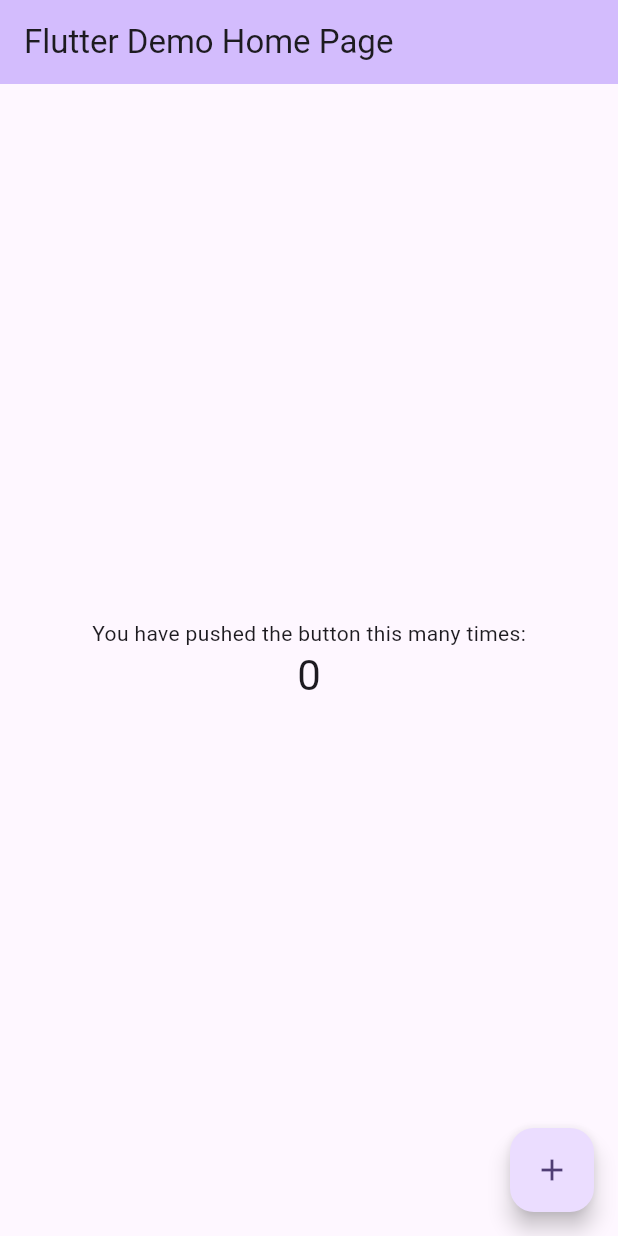
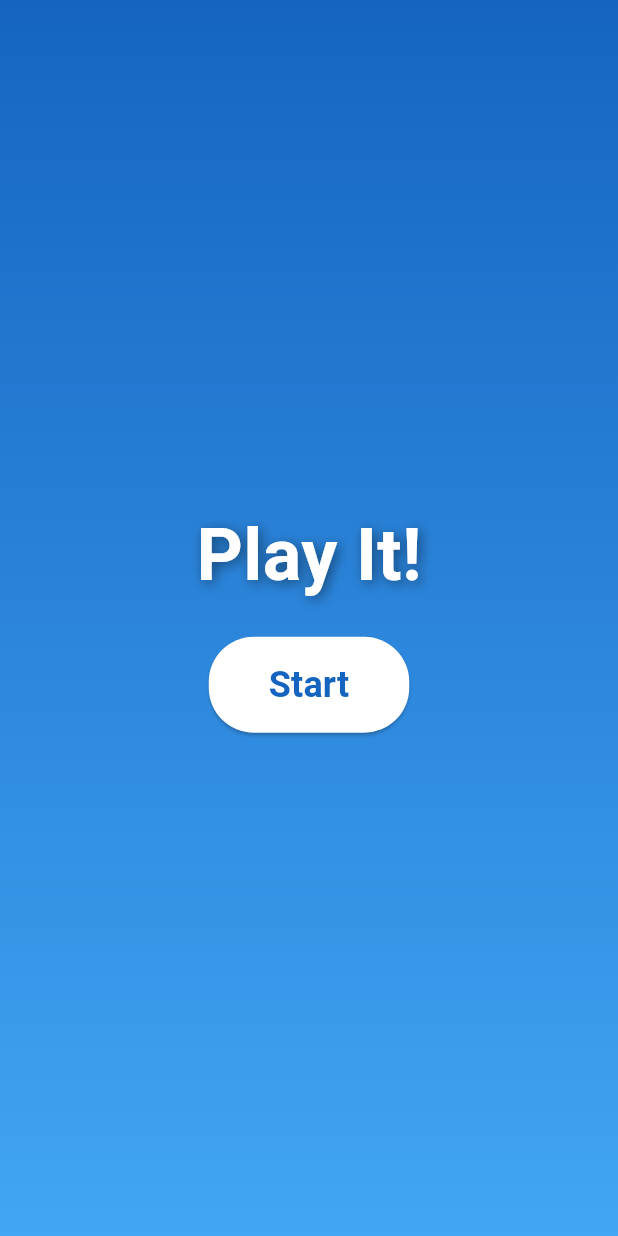
Before and after one commit to FarrelAD/PROTOTYPE-Children-Game-App, a Flutter app: the screen it shows after launch, on a phone screen of 412 x 824 dp. Run offline on Flutter 3.47's test engine with Material 3 defaults, Android fonts, the phone set to English and light mode, and no system bars.

Commit message:
add home screen

```diff
--- /dev/null
+++ b/lib/HomeScreen.dart
@@ -0,0 +1,68 @@
+import 'package:flutter/material.dart';
+
+
+class HomeScreen extends StatelessWidget {
+  const HomeScreen({super.key});
+
+  @override
+  Widget build(BuildContext context) {
+    return Scaffold(
+      body: Container(
+        decoration: BoxDecoration(
+          gradient: LinearGradient(
+            colors: [
+              Colors.blue.shade800,
+              Colors.blue.shade400,
+            ],
+            begin: Alignment.topCenter,
+            end: Alignment.bottomCenter,
+          ),
+        ),
+        child: Center(
+          child: Column(
+            mainAxisAlignment: MainAxisAlignment.center,
+            children: [
+              Text(
+                'Play It!',
+                style: TextStyle(
+                  fontSize: 48,
+                  fontWeight: FontWeight.bold,
+                  color: Colors.white,
+                  shadows: [
+                    Shadow(
+                      blurRadius: 10,
+                      color: Colors.black45,
+                      offset: Offset(2, 2),
+                    ),
+                  ],
+                ),
+              ),
+              const SizedBox(height: 20),
+              ElevatedButton(
+                onPressed: () {
+                  print('Button pressed!');
+                },
+                style: ElevatedButton.styleFrom(
+                  padding: const EdgeInsets.symmetric(
+                      horizontal: 40, vertical: 15),
+                  backgroundColor: Colors.white,
+                  shape: RoundedRectangleBorder(
+                    borderRadius: BorderRadius.circular(30),
+                  ),
+                ),
+                child: Text(
+                  'Start',
+                  style: TextStyle(
+                    fontSize: 24,
+                    color: Colors.blue.shade800,
+                    fontWeight: FontWeight.bold,
+                  ),
+                ),
+              ),
+            ],
+          ),
+        ),
+      ),
+    );
+  }
+}
--- a/lib/main.dart
+++ b/lib/main.dart
@@ -1,4 +1,5 @@
 import 'package:flutter/material.dart';
+import 'HomeScreen.dart';
 
 void main() {
   runApp(const MyApp());
@@ -7,119 +8,15 @@
 class MyApp extends StatelessWidget {
   const MyApp({super.key});
 
-  // This widget is the root of your application.
   @override
   Widget build(BuildContext context) {
     return MaterialApp(
-      title: 'Flutter Demo',
+      title: 'Children Game',
       theme: ThemeData(
-        // This is the theme of your application.
-        //
-        // TRY THIS: Try running your application with "flutter run". You'll see
-        // the application has a purple toolbar. Then, without quitting the app,
-        // try changing the seedColor in the colorScheme below to Colors.green
-        // and then invoke "hot reload" (save your changes or press the "hot
-        // reload" button in a Flutter-supported IDE, or press "r" if you used
-        // the command line to start the app).
-        //
-        // Notice that the counter didn't reset back to zero; the application
-        // state is not lost during the reload. To reset the state, use hot
-        // restart instead.
-        //
-        // This works for code too, not just values: Most code changes can be
-        // tested with just a hot reload.
         colorScheme: ColorScheme.fromSeed(seedColor: Colors.deepPurple),
         useMaterial3: true,
       ),
-      home: const MyHomePage(title: 'Flutter Demo Home Page'),
+      home: const HomeScreen(),
     );
   }
 }
-
-class MyHomePage extends StatefulWidget {
-  const MyHomePage({super.key, required this.title});
-
-  // This widget is the home page of your application. It is stateful, meaning
-  // that it has a State object (defined below) that contains fields that affect
-  // how it looks.
-
-  // This class is the configuration for the state. It holds the values (in this
-  // case the title) provided by the parent (in this case the App widget) and
-  // used by the build method of the State. Fields in a Widget subclass are
-  // always marked "final".
-
-  final String title;
-
-  @override
-  State<MyHomePage> createState() => _MyHomePageState();
-}
-
-class _MyHomePageState extends State<MyHomePage> {
-  int _counter = 0;
-
-  void _incrementCounter() {
-    setState(() {
-      // This call to setState tells the Flutter framework that something has
-      // changed in this State, which causes it to rerun the build method below
-      // so that the display can reflect the updated values. If we changed
-      // _counter without calling setState(), then the build method would not be
-      // called again, and so nothing would appear to happen.
-      _counter++;
-    });
-  }
-
-  @override
-  Widget build(BuildContext context) {
-    // This method is rerun every time setState is called, for instance as done
-    // by the _incrementCounter method above.
-    //
-    // The Flutter framework has been optimized to make rerunning build methods
-    // fast, so that you can just rebuild anything that needs updating rather
-    // than having to individually change instances of widgets.
-    return Scaffold(
-      appBar: AppBar(
-        // TRY THIS: Try changing the color here to a specific color (to
-        // Colors.amber, perhaps?) and trigger a hot reload to see the AppBar
-        // change color while the other colors stay the same.
-        backgroundColor: Theme.of(context).colorScheme.inversePrimary,
-        // Here we take the value from the MyHomePage object that was created by
-        // the App.build method, and use it to set our appbar title.
-        title: Text(widget.title),
-      ),
-      body: Center(
-        // Center is a layout widget. It takes a single child and positions it
-        // in the middle of the parent.
-        child: Column(
-          // Column is also a layout widget. It takes a list of children and
-          // arranges them vertically. By default, it sizes itself to fit its
-          // children horizontally, and tries to be as tall as its parent.
-          //
-          // Column has various properties to control how it sizes itself and
-          // how it positions its children. Here we use mainAxisAlignment to
-          // center the children vertically; the main axis here is the vertical
-          // axis because Columns are vertical (the cross axis would be
-          // horizontal).
-          //
-          // TRY THIS: Invoke "debug painting" (choose the "Toggle Debug Paint"
-          // action in the IDE, or press "p" in the console), to see the
-          // wireframe for each widget.
-          mainAxisAlignment: MainAxisAlignment.center,
-          children: <Widget>[
-            const Text(
-              'You have pushed the button this many times:',
-            ),
-            Text(
-              '$_counter',
-              style: Theme.of(context).textTheme.headlineMedium,
-            ),
-          ],
-        ),
-      ),
-      floatingActionButton: FloatingActionButton(
-        onPressed: _incrementCounter,
-        tooltip: 'Increment',
-        child: const Icon(Icons.add),
-      ), // This trailing comma makes auto-formatting nicer for build methods.
-    );
-  }
-}
```
